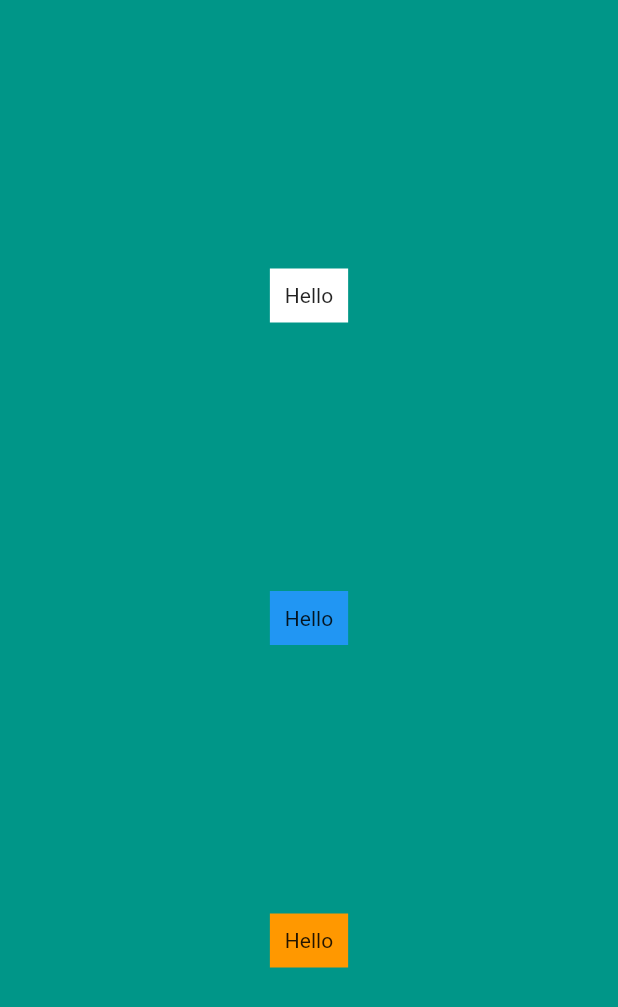
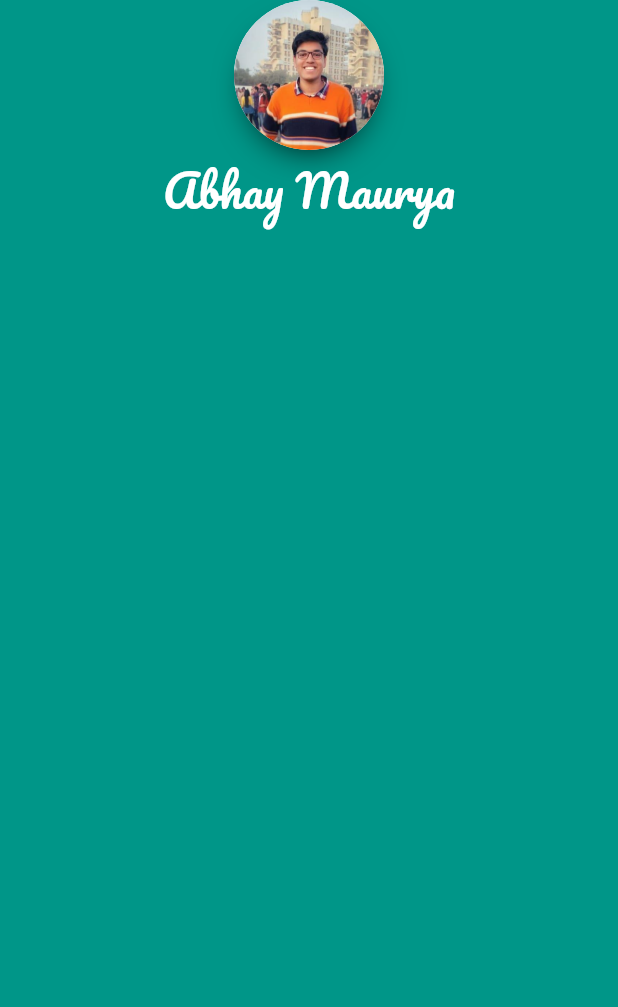
Before and after one commit to Hash-Studios/Flutter-Portfolio-App, a Flutter app: the screen it shows after launch, on a phone screen of 412 x 824 dp. Shown: the top 1007 px of the screen. Run offline on Flutter 3.47's test engine with Material 2 defaults, Android fonts, the phone set to English and light mode, and no system bars.

Commit message:
custom font and image asset done

```diff
--- a/lib/main.dart
+++ b/lib/main.dart
@@ -14,31 +14,36 @@ class MyApp extends StatelessWidget {
           child: Center(
             child: Column(
               // mainAxisSize: MainAxisSize.min,
-              mainAxisAlignment: MainAxisAlignment.spaceEvenly,
+              //mainAxisAlignment: MainAxisAlignment.spaceEvenly,
               children: <Widget>[
                 Container(
-                  // height: 100,
-                  // width: 100,
-                  // margin: EdgeInsets.all(10),
-                  padding: EdgeInsets.all(10),
-                  color: Colors.white,
-                  child: Text('Hello'),
+                  decoration: new BoxDecoration(
+                    shape: BoxShape.circle,
+                    boxShadow: [
+                      BoxShadow(
+                        color: Colors.black,
+                        blurRadius: 20.0,
+                        spreadRadius: -12.0,
+                        offset: Offset(
+                          0.0,
+                          10.0,
+                        ),
+                      )
+                    ],
+                  ),
+                  child: CircleAvatar(
+                    radius: 50,
+                    backgroundColor: Colors.white,
+                    backgroundImage: AssetImage('images/dp.png'),
+                  ),
                 ),
-                Container(
-                  // height: 100,
-                  // width: 100,
-                  // margin: EdgeInsets.all(10),
-                  padding: EdgeInsets.all(10),
-                  color: Colors.blue,
-                  child: Text('Hello'),
-                ),
-                Container(
-                  // height: 100,
-                  // width: 100,
-                  // margin: EdgeInsets.all(10),
-                  padding: EdgeInsets.all(10),
-                  color: Colors.orange,
-                  child: Text('Hello'),
+                Text(
+                  'Abhay Maurya',
+                  style: TextStyle(
+                    color: Colors.white,
+                    fontSize: 30,
+                    fontFamily: 'Pacifico',
+                  ),
                 ),
               ],
             ),
```
Also changed, not shown: pubspec.yaml (+6 -51 lines), fonts/Pacifico-Regular.ttf (added), images/dp.png (added).
